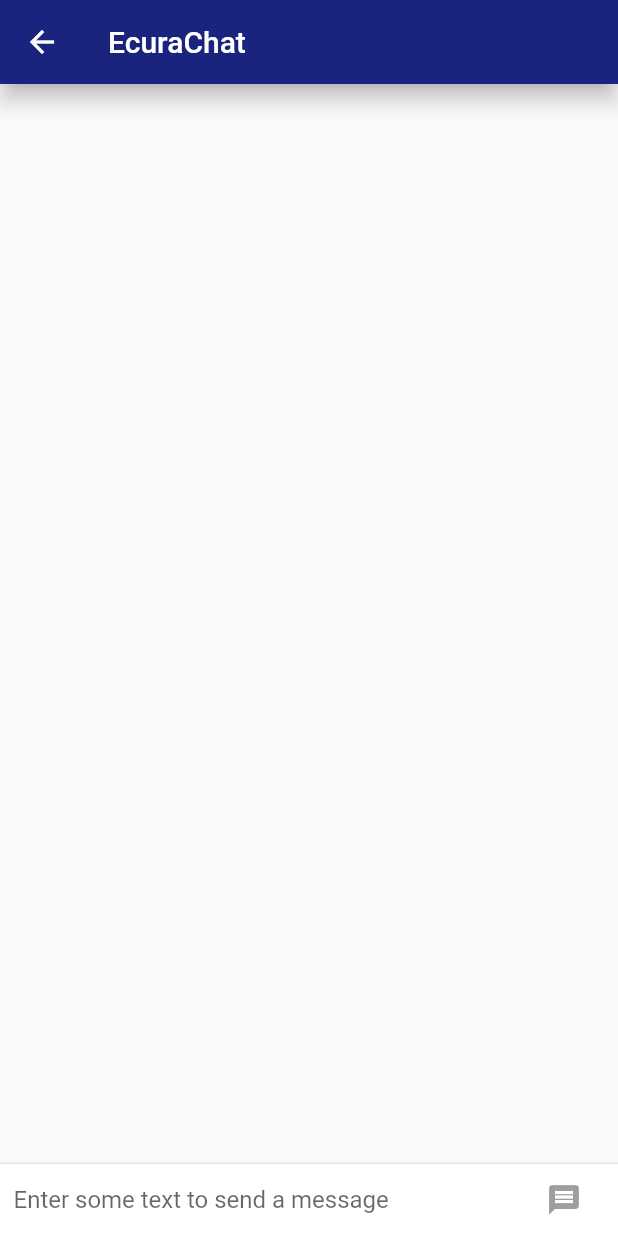
After one commit to vbarahona10/flutter_ecura, a Flutter app: the chatpage screen opened directly, on a phone screen of 412 x 824 dp. The commit adds this screen. Run offline on Flutter 3.47's test engine with Material 2 defaults, Android fonts, the phone set to English and light mode, and no system bars; our stand-ins replace rxdart; project files that could hold a hidden picture were left out.

Commit message:
Se agregan cambios y pantalla de chat

```diff
--- /dev/null
+++ b/lib/chatpage.dart
@@ -0,0 +1,161 @@
+import 'package:flutter/cupertino.dart';
+import 'package:flutter/material.dart';
+
+const String defaultUserName = "Cliente Ecura";
+const String defaultUserName2 = "Cliente Ecura";
+
+class MyApp extends StatelessWidget {
+  // This widget is the root of your application.
+  @override
+  Widget build(BuildContext context) {
+    return MaterialApp(
+      debugShowCheckedModeBanner: false,
+      title: 'Chat Ecura',
+      home: new chatpage(),
+      theme: new ThemeData(scaffoldBackgroundColor: Color(0xFFFAFAFA)),
+    );
+  }
+}
+
+class chatpage extends StatefulWidget {
+  @override
+  State createState() => new ChatWindow();
+}
+
+class ChatWindow extends State<chatpage> with TickerProviderStateMixin {
+  final List<Msg> _messages = <Msg>[];
+  final TextEditingController _textController = new TextEditingController();
+  bool _isWriting = false;
+
+  @override
+  Widget build(BuildContext ctx) {
+    return new Scaffold(
+      appBar: new AppBar(
+        title: new Text("EcuraChat"),
+        elevation: Theme.of(ctx).platform == TargetPlatform.iOS ? 0.0 : 6.0,
+        backgroundColor: Colors.indigo[900],
+      ),
+      body: new Column(children: <Widget>[
+        new Flexible(
+            child: new ListView.builder(
+          itemBuilder: (_, int index) => _messages[index],
+          itemCount: _messages.length,
+          reverse: true,
+          padding: new EdgeInsets.all(6.0),
+        )),
+        new Divider(height: 1.0),
+        new Container(
+          child: _buildComposer(),
+          decoration: new BoxDecoration(color: Theme.of(ctx).cardColor),
+        ),
+      ]),
+    );
+  }
+
+  Widget _buildComposer() {
+    return new IconTheme(
+      data: new IconThemeData(color: Theme.of(context).accentColor),
+      child: new Container(
+          margin: const EdgeInsets.symmetric(horizontal: 9.0),
+          child: new Row(
+            children: <Widget>[
+              new Flexible(
+                child: new TextField(
+                  controller: _textController,
+                  onChanged: (String txt) {
+                    setState(() {
+                      _isWriting = txt.length > 0;
+                    });
+                  },
+                  onSubmitted: _submitMsg,
+                  decoration: new InputDecoration.collapsed(
+                      hintText: "Enter some text to send a message"),
+                ),
+              ),
+              new Container(
+                  margin: new EdgeInsets.symmetric(horizontal: 3.0),
+                  child: Theme.of(context).platform == TargetPlatform.iOS
+                      ? new CupertinoButton(
+                          child: new Text("Submit"),
+                          onPressed: _isWriting
+                              ? () => _submitMsg(_textController.text)
+                              : null)
+                      : new IconButton(
+                          icon: new Icon(Icons.message),
+                          onPressed: _isWriting
+                              ? () => _submitMsg(_textController.text)
+                              : null,
+                        )),
+            ],
+          ),
+          decoration: Theme.of(context).platform == TargetPlatform.iOS
+              ? new BoxDecoration(
+                  border: new Border(top: new BorderSide(color: Colors.brown)))
+              : null),
+    );
+  }
+
+  void _submitMsg(String txt) {
+    _textController.clear();
+    setState(() {
+      _isWriting = false;
+    });
+    Msg msg = new Msg(
+      txt: txt,
+      animationController: new AnimationController(
+          vsync: this, duration: new Duration(milliseconds: 800)),
+    );
+    setState(() {
+      _messages.insert(0, msg);
+    });
+    msg.animationController.forward();
+  }
+
+  @override
+  void dispose() {
+    for (Msg msg in _messages) {
+      msg.animationController.dispose();
+    }
+    super.dispose();
+  }
+}
+
+class Msg extends StatelessWidget {
+  Msg({this.txt, this.animationController});
+  final String txt;
+  final AnimationController animationController;
+
+  @override
+  Widget build(BuildContext ctx) {
+    return new SizeTransition(
+      sizeFactor: new CurvedAnimation(
+          parent: animationController, curve: Curves.easeOut),
+      axisAlignment: 0.0,
+      child: new Container(
+        margin: const EdgeInsets.symmetric(vertical: 8.0),
+        child: new Row(
+          crossAxisAlignment: CrossAxisAlignment.start,
+          children: <Widget>[
+            new Container(
+              margin: const EdgeInsets.only(right: 18.0),
+              child: new CircleAvatar(child: new Text(defaultUserName[0])),
+            ),
+            new Expanded(
+              child: new Column(
+                crossAxisAlignment: CrossAxisAlignment.start,
+                children: <Widget>[
+                  new Text(defaultUserName,
+                      style: Theme.of(ctx).textTheme.subhead),
+                  new Container(
+                    margin: const EdgeInsets.only(top: 6.0),
+                    child: new Text(txt),
+                  ),
+                ],
+              ),
+            ),
+          ],
+        ),
+      ),
+    );
+  }
+}
```
Also changed, not shown: lib/main_drawer.dart (+15 -1 lines).
